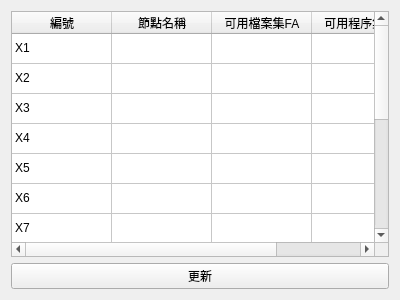
Qt form form/nodeeditor.ui (dokinkon/FMFST) before a commit.
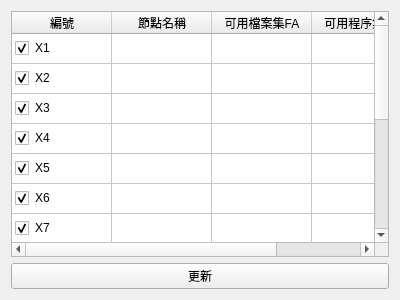
The same form after that commit.

Patch:
```diff
--- a/form/nodeeditor.ui
+++ b/form/nodeeditor.ui
@@ -62,104 +62,104 @@
       <property name="text">
        <string>X1</string>
       </property>
-      <property name="flags">
-       <set>ItemIsSelectable|ItemIsDragEnabled|ItemIsEnabled</set>
+      <property name="checkState">
+       <enum>Checked</enum>
       </property>
      </item>
      <item row="1" column="0">
       <property name="text">
        <string>X2</string>
       </property>
-      <property name="flags">
-       <set>ItemIsSelectable|ItemIsDragEnabled|ItemIsEnabled</set>
+      <property name="checkState">
+       <enum>Checked</enum>
       </property>
      </item>
      <item row="2" column="0">
       <property name="text">
        <string>X3</string>
       </property>
-      <property name="flags">
-       <set>ItemIsSelectable|ItemIsDragEnabled|ItemIsEnabled</set>
+      <property name="checkState">
+       <enum>Checked</enum>
       </property>
      </item>
      <item row="3" column="0">
       <property name="text">
        <string>X4</string>
       </property>
-      <property name="flags">
-       <set>ItemIsSelectable|ItemIsDragEnabled|ItemIsEnabled</set>
+      <property name="checkState">
+       <enum>Checked</enum>
       </property>
      </item>
      <item row="4" column="0">
       <property name="text">
        <string>X5</string>
       </property>
-      <property name="flags">
-       <set>ItemIsSelectable|ItemIsDragEnabled|ItemIsEnabled</set>
+      <property name="checkState">
+       <enum>Checked</enum>
       </property>
      </item>
      <item row="5" column="0">
       <property name="text">
        <string>X6</string>
       </property>
-      <property name="flags">
-       <set>ItemIsSelectable|ItemIsDragEnabled|ItemIsEnabled</set>
+      <property name="checkState">
+       <enum>Checked</enum>
       </property>
      </item>
      <item row="6" column="0">
       <property name="text">
        <string>X7</string>
       </property>
-      <property name="flags">
-       <set>ItemIsSelectable|ItemIsDragEnabled|ItemIsEnabled</set>
+      <property name="checkState">
+       <enum>Checked</enum>
       </property>
      </item>
      <item row="7" column="0">
       <property name="text">
        <string>X8</string>
       </property>
-      <property name="flags">
-       <set>ItemIsSelectable|ItemIsDragEnabled|ItemIsEnabled</set>
+      <property name="checkState">
+       <enum>Checked</enum>
       </property>
      </item>
      <item row="8" column="0">
       <property name="text">
        <string>X9</string>
       </property>
-      <property name="flags">
-       <set>ItemIsSelectable|ItemIsDragEnabled|ItemIsEnabled</set>
+      <property name="checkState">
+       <enum>Checked</enum>
       </property>
      </item>
      <item row="9" column="0">
       <property name="text">
        <string>X10</string>
       </property>
-      <property name="flags">
-       <set>ItemIsSelectable|ItemIsDragEnabled|ItemIsEnabled</set>
+      <property name="checkState">
+       <enum>Checked</enum>
       </property>
      </item>
      <item row="10" column="0">
       <property name="text">
        <string>X11</string>
       </property>
-      <property name="flags">
-       <set>ItemIsSelectable|ItemIsDragEnabled|ItemIsEnabled</set>
+      <property name="checkState">
+       <enum>Checked</enum>
       </property>
      </item>
      <item row="11" column="0">
       <property name="text">
        <string>X12</string>
       </property>
-      <property name="flags">
-       <set>ItemIsSelectable|ItemIsDragEnabled|ItemIsEnabled</set>
+      <property name="checkState">
+       <enum>Checked</enum>
       </property>
      </item>
      <item row="12" column="0">
       <property name="text">
        <string>X13</string>
       </property>
-      <property name="flags">
-       <set>ItemIsSelectable|ItemIsDragEnabled|ItemIsEnabled</set>
+      <property name="checkState">
+       <enum>Checked</enum>
       </property>
      </item>
     </widget>
```
